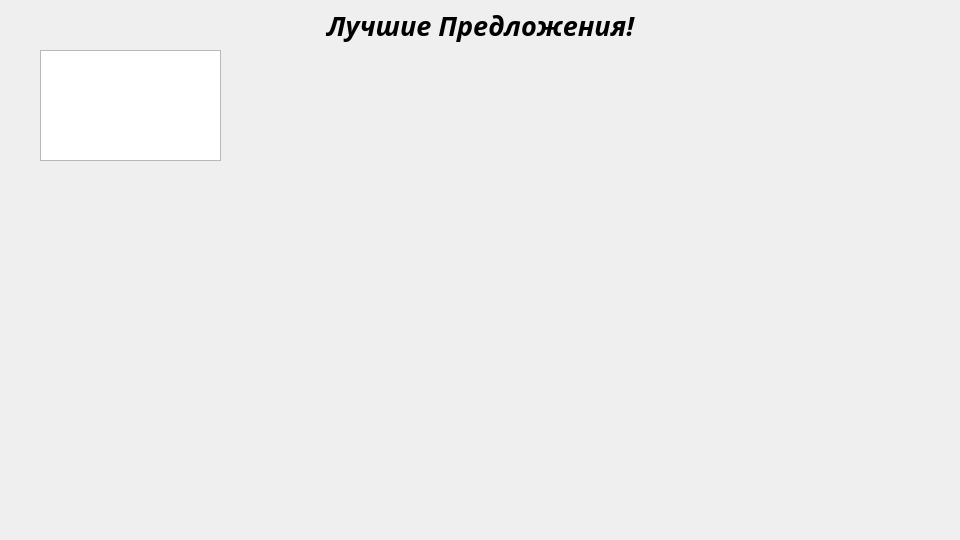
Qt form katalog.ui (x00421/Course-work-on-Visual-programming-.) before a commit.
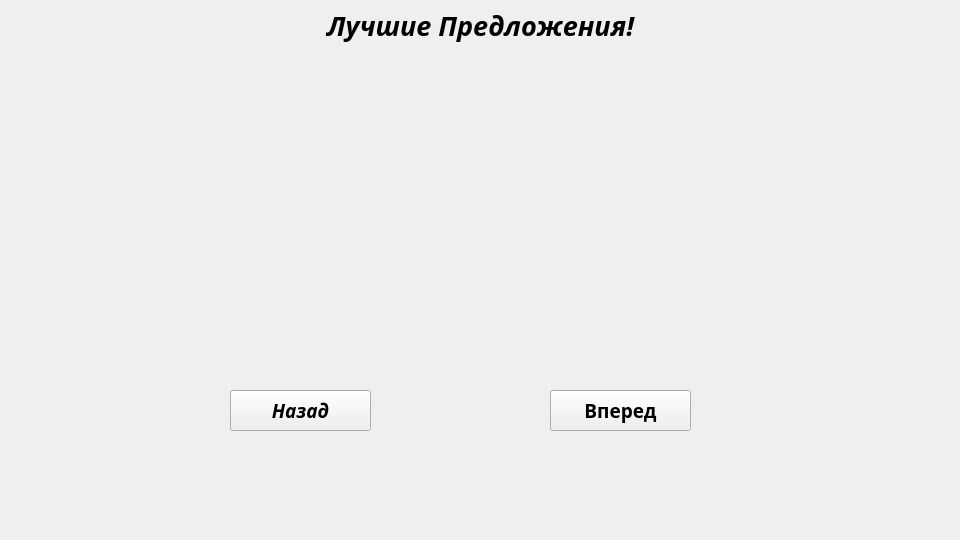
The same form after that commit.

The edit to the form file:
```diff
--- a/katalog.ui
+++ b/katalog.ui
@@ -41,14 +41,60 @@
     <set>Qt::AlignCenter</set>
    </property>
   </widget>
-  <widget class="QTextBrowser" name="textBrowser">
+  <widget class="QLabel" name="Image">
    <property name="geometry">
     <rect>
-     <x>40</x>
-     <y>50</y>
-     <width>181</width>
-     <height>111</height>
+     <x>230</x>
+     <y>60</y>
+     <width>461</width>
+     <height>271</height>
     </rect>
+   </property>
+   <property name="text">
+    <string/>
+   </property>
+  </widget>
+  <widget class="QPushButton" name="NextButton">
+   <property name="geometry">
+    <rect>
+     <x>230</x>
+     <y>390</y>
+     <width>141</width>
+     <height>41</height>
+    </rect>
+   </property>
+   <property name="font">
+    <font>
+     <family>Segoe UI Black</family>
+     <pointsize>14</pointsize>
+     <weight>75</weight>
+     <italic>true</italic>
+     <bold>true</bold>
+    </font>
+   </property>
+   <property name="text">
+    <string>Назад</string>
+   </property>
+  </widget>
+  <widget class="QPushButton" name="PrevButton">
+   <property name="geometry">
+    <rect>
+     <x>550</x>
+     <y>390</y>
+     <width>141</width>
+     <height>41</height>
+    </rect>
+   </property>
+   <property name="font">
+    <font>
+     <family>Segoe UI Black</family>
+     <pointsize>14</pointsize>
+     <weight>75</weight>
+     <bold>true</bold>
+    </font>
+   </property>
+   <property name="text">
+    <string>Вперед</string>
    </property>
   </widget>
  </widget>
```
